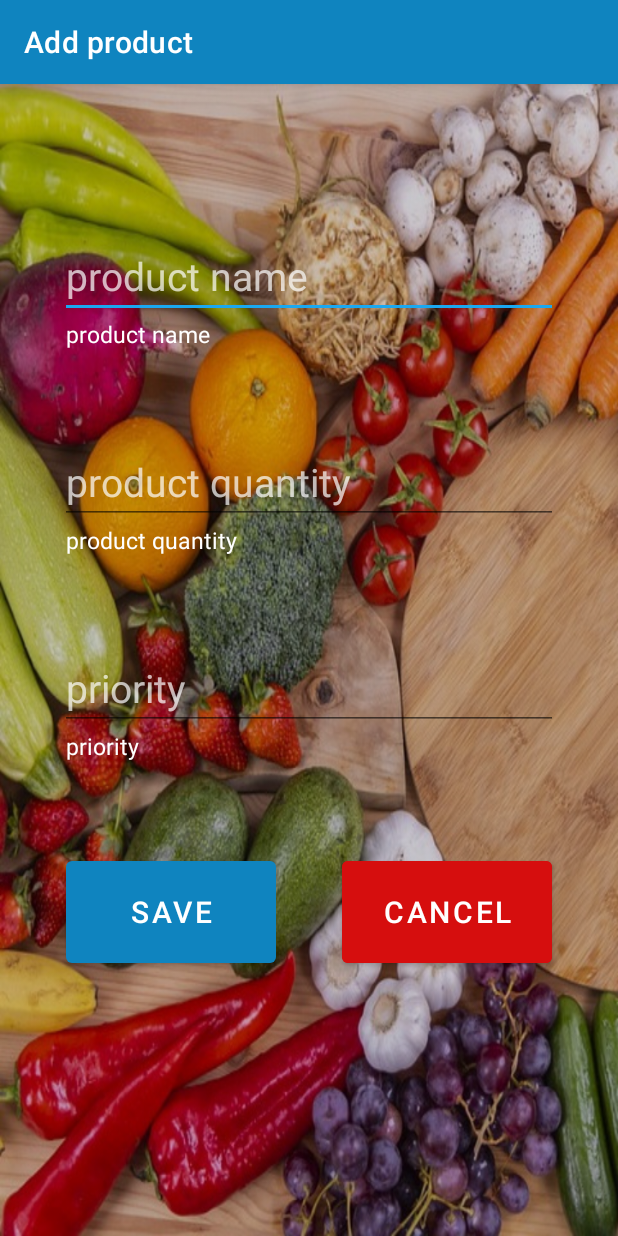
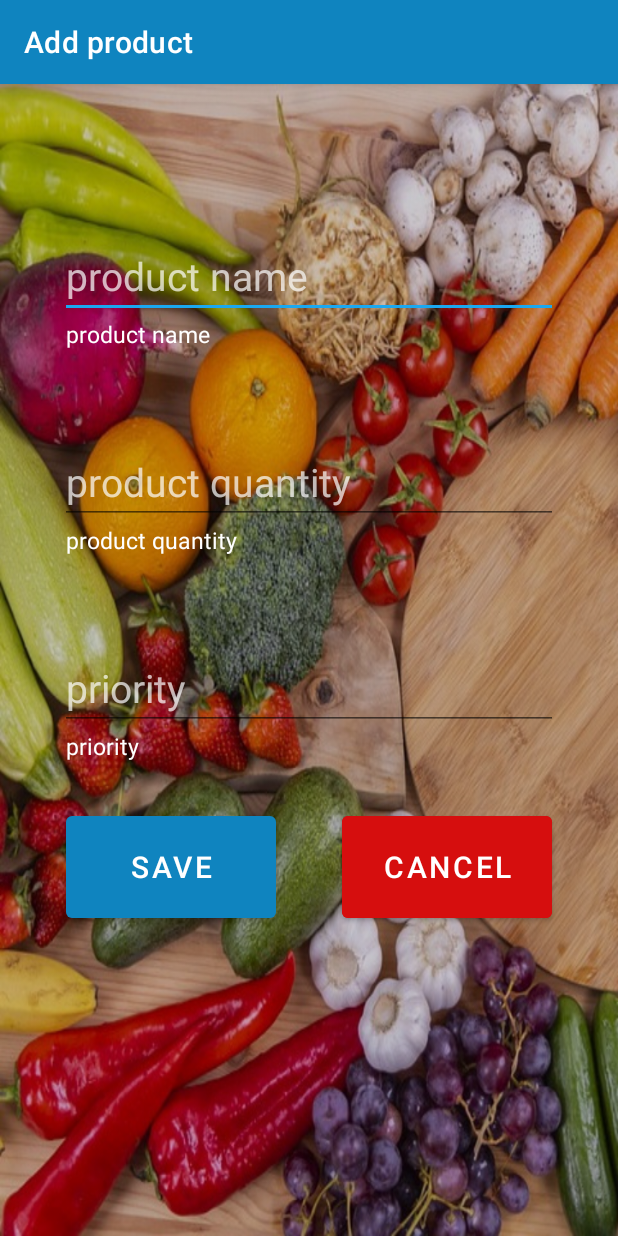
Before and after one commit to natalia-mus/ShoppingList, an Android app: the AddProductActivity screen opened directly, with no data from a screen before it, on a phone screen of 412 x 824 dp. Run offline under Robolectric (Android 15) with nearby library versions, the phone set to English and light mode, and no system bars.

Commit message:
Buttons section

```diff
--- a/app/src/main/java/com/example/shoppinglist/view/AddProductActivity.kt
+++ b/app/src/main/java/com/example/shoppinglist/view/AddProductActivity.kt
@@ -12,6 +12,7 @@ import com.example.shoppinglist.model.Product
 import com.example.shoppinglist.model.Theme
 import com.example.shoppinglist.presenter.AddProductActivityPresenter
 import kotlinx.android.synthetic.main.activity_add_product.*
+import kotlinx.android.synthetic.main.buttons_section.*
 
 class AddProductActivity : ThemeProvidingActivity(), AddProductActivityContract.AddProductActivityView {
 
@@ -30,11 +31,11 @@ class AddProductActivity : ThemeProvidingActivity(), AddProductActivityContract.
         checkContext()
         if (savingContext == SavingContext.EDIT) prepareProductData(product)
 
-        add_product_button_cancel.setOnClickListener() {
+        button_cancel.setOnClickListener {
             onBackPressed()
         }
 
-        add_product_button_save.setOnClickListener() {
+        button_save.setOnClickListener {
             onSaveButtonClicked()
         }
     }
--- a/app/src/main/java/com/example/shoppinglist/view/ThemesActivity.kt
+++ b/app/src/main/java/com/example/shoppinglist/view/ThemesActivity.kt
@@ -10,6 +10,7 @@ import com.example.shoppinglist.contract.ThemesActivityContract
 import com.example.shoppinglist.model.Theme
 import com.example.shoppinglist.presenter.ThemesActivityPresenter
 import kotlinx.android.synthetic.main.activity_themes.*
+import kotlinx.android.synthetic.main.buttons_section.*
 
 class ThemesActivity : AppCompatActivity(), ThemesActivityContract.ThemesActivityView, ThemeSelector {
 
@@ -34,7 +35,7 @@ class ThemesActivity : AppCompatActivity(), ThemesActivityContract.ThemesActivit
                 startActivity(intent)
             }
 
-            themes_button_save.setOnClickListener {
+            button_save.setOnClickListener {
                 presenter.setTheme(selectedThemeType)
                 val intent = Intent(this, MainActivity::class.java)
                 intent.addFlags(Intent.FLAG_ACTIVITY_CLEAR_TASK)
@@ -42,7 +43,7 @@ class ThemesActivity : AppCompatActivity(), ThemesActivityContract.ThemesActivit
                 startActivity(intent)
             }
 
-            themes_button_cancel.setOnClickListener {
+            button_cancel.setOnClickListener {
                 onBackPressed()
             }
         }
--- a/app/src/main/res/layout-land/activity_add_product.xml
+++ b/app/src/main/res/layout-land/activity_add_product.xml
@@ -88,7 +88,7 @@
             android:layout_marginTop="40dp"
             android:layout_marginEnd="40dp"
             android:layout_marginBottom="20dp"
-            app:layout_constraintBottom_toTopOf="@+id/add_product_buttons_section"
+            app:layout_constraintBottom_toTopOf="@+id/buttons_section"
             app:layout_constraintTop_toBottomOf="@+id/add_product_quantity_section">
 
             <EditText
@@ -117,36 +117,13 @@
 
         </androidx.constraintlayout.widget.ConstraintLayout>
 
-        <androidx.constraintlayout.widget.ConstraintLayout
-            android:id="@+id/add_product_buttons_section"
+        <include
+            android:id="@+id/buttons_section"
+            layout="@layout/buttons_section"
             android:layout_width="match_parent"
             android:layout_height="@dimen/buttons_section_height"
-            android:layout_marginVertical="40dp"
             app:layout_constraintBottom_toBottomOf="parent"
-            app:layout_constraintTop_toBottomOf="@+id/add_product_priority_section">
-
-            <Button
-                android:id="@+id/add_product_button_save"
-                android:layout_width="140dp"
-                android:layout_height="80dp"
-                android:text="@string/add_product_button_save"
-                android:textSize="20sp"
-                app:layout_constraintEnd_toStartOf="@+id/add_product_button_cancel"
-                app:layout_constraintStart_toStartOf="parent"
-                app:layout_constraintTop_toTopOf="parent" />
-
-            <Button
-                android:id="@+id/add_product_button_cancel"
-                android:layout_width="140dp"
-                android:layout_height="80dp"
-                android:backgroundTint="@color/button_red"
-                android:text="@android:string/cancel"
-                android:textSize="20sp"
-                app:layout_constraintEnd_toEndOf="parent"
-                app:layout_constraintStart_toEndOf="@+id/add_product_button_save"
-                app:layout_constraintTop_toTopOf="parent" />
-
-        </androidx.constraintlayout.widget.ConstraintLayout>
+            app:layout_constraintTop_toBottomOf="@id/add_product_priority_section" />
 
     </androidx.constraintlayout.widget.ConstraintLayout>
 
--- a/app/src/main/res/layout/activity_add_product.xml
+++ b/app/src/main/res/layout/activity_add_product.xml
@@ -88,7 +88,7 @@
             android:layout_marginTop="40dp"
             android:layout_marginEnd="40dp"
             android:layout_marginBottom="20dp"
-            app:layout_constraintBottom_toTopOf="@+id/add_product_buttons_section"
+            app:layout_constraintBottom_toTopOf="@+id/buttons_section"
             app:layout_constraintTop_toBottomOf="@+id/add_product_quantity_section">
 
             <EditText
@@ -117,36 +117,13 @@
 
         </androidx.constraintlayout.widget.ConstraintLayout>
 
-        <androidx.constraintlayout.widget.ConstraintLayout
-            android:id="@+id/add_product_buttons_section"
+        <include
+            android:id="@+id/buttons_section"
+            layout="@layout/buttons_section"
             android:layout_width="match_parent"
             android:layout_height="@dimen/buttons_section_height"
-            android:layout_marginVertical="40dp"
             app:layout_constraintBottom_toBottomOf="parent"
-            app:layout_constraintTop_toBottomOf="@+id/add_product_priority_section">
-
-            <Button
-                android:id="@+id/add_product_button_save"
-                android:layout_width="140dp"
-                android:layout_height="80dp"
-                android:text="@string/add_product_button_save"
-                android:textSize="20sp"
-                app:layout_constraintEnd_toStartOf="@+id/add_product_button_cancel"
-                app:layout_constraintStart_toStartOf="parent"
-                app:layout_constraintTop_toTopOf="parent" />
-
-            <Button
-                android:id="@+id/add_product_button_cancel"
-                android:layout_width="140dp"
-                android:layout_height="80dp"
-                android:backgroundTint="@color/button_red"
-                android:text="@android:string/cancel"
-                android:textSize="20sp"
-                app:layout_constraintEnd_toEndOf="parent"
-                app:layout_constraintStart_toEndOf="@+id/add_product_button_save"
-                app:layout_constraintTop_toTopOf="parent" />
-
-        </androidx.constraintlayout.widget.ConstraintLayout>
+            app:layout_constraintTop_toBottomOf="@id/add_product_priority_section" />
 
     </androidx.constraintlayout.widget.ConstraintLayout>
 
--- /dev/null
+++ b/app/src/main/res/layout/buttons_section.xml
@@ -0,0 +1,29 @@
+<?xml version="1.0" encoding="utf-8"?>
+<androidx.constraintlayout.widget.ConstraintLayout xmlns:android="http://schemas.android.com/apk/res/android"
+    xmlns:app="http://schemas.android.com/apk/res-auto"
+    android:layout_width="match_parent"
+    android:layout_height="300dp"
+    android:paddingVertical="10dp">
+
+    <Button
+        android:id="@+id/button_save"
+        android:layout_width="140dp"
+        android:layout_height="80dp"
+        android:text="@string/save"
+        android:textSize="20sp"
+        app:layout_constraintEnd_toStartOf="@+id/button_cancel"
+        app:layout_constraintStart_toStartOf="parent"
+        app:layout_constraintTop_toTopOf="parent" />
+
+    <Button
+        android:id="@+id/button_cancel"
+        android:layout_width="140dp"
+        android:layout_height="80dp"
+        android:backgroundTint="@color/button_red"
+        android:text="@string/cancel"
+        android:textSize="20sp"
+        app:layout_constraintEnd_toEndOf="parent"
+        app:layout_constraintStart_toEndOf="@+id/button_save"
+        app:layout_constraintTop_toTopOf="parent" />
+
+</androidx.constraintlayout.widget.ConstraintLayout>
--- a/app/src/main/res/values/strings.xml
+++ b/app/src/main/res/values/strings.xml
@@ -5,7 +5,6 @@
     <string name="add_product_name">product name</string>
     <string name="add_product_quantity">product quantity</string>
     <string name="add_product_priority">priority</string>
-    <string name="add_product_button_save">SAVE</string>
     <string name="add_product">Add product</string>
     <string name="menu_item_themes">Themes</string>
     <string name="activity_main">Shopping list</string>
@@ -27,4 +26,5 @@
     <string name="add_product_background">Add product background</string>
     <string name="theme_name">Theme name</string>
     <string name="save">save</string>
+    <string name="cancel">cancel</string>
 </resources>
```
Also changed, not shown: app/src/main/res/layout/activity_add_theme.xml (+5 -27 lines), app/src/main/res/layout/activity_themes.xml (+3 -28 lines).
